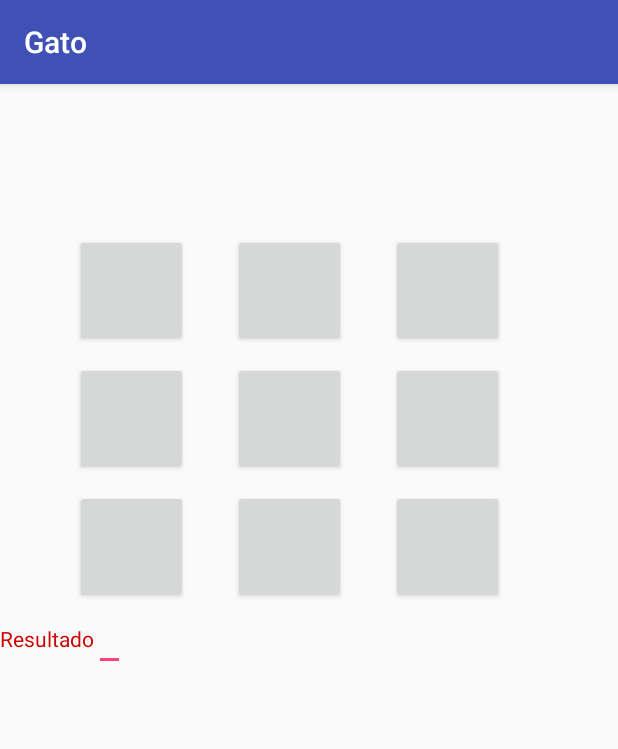
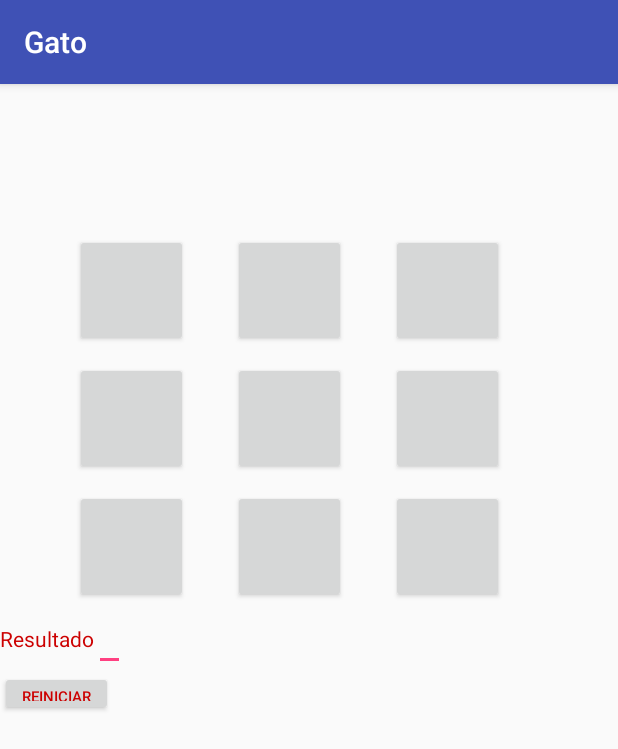
Before and after one commit to TheRaven0/Gato, an Android app: the screen it shows after launch (MainActivity), on a phone screen of 412 x 824 dp. Shown: the top 749 px of the screen. Run offline under Robolectric (Android 15) with nearby library versions, the phone set to English and light mode, and no system bars.

```diff
--- a/app/src/main/java/com/example/kevm/gato/MainActivity.java
+++ b/app/src/main/java/com/example/kevm/gato/MainActivity.java
@@ -2,12 +2,49 @@ package com.example.kevm.gato;
 
 import android.support.v7.app.AppCompatActivity;
 import android.os.Bundle;
+import android.view.View;
+import android.widget.Button;
+import android.widget.EditText;
 
-public class MainActivity extends AppCompatActivity {
+public class MainActivity extends AppCompatActivity implements View.OnClickListener{
+
+    public Button btn_1, btn_2, btn_3, btn_4, btn_5, btn_6, btn_7, btn_8, btn_9, btn_reset;
+    public int jugador, turno;
+    public EditText resultado;
 
     @Override
     protected void onCreate(Bundle savedInstanceState) {
         super.onCreate(savedInstanceState);
         setContentView(R.layout.activity_main);
+
+        resultado = (EditText)(findViewById(R.id.resultado));
+
+        btn_1 = (Button)(findViewById(R.id.btn1));
+        btn_2 = (Button)(findViewById(R.id.btn2));
+        btn_3 = (Button)(findViewById(R.id.btn3));
+        btn_4 = (Button)(findViewById(R.id.btn4));
+        btn_5 = (Button)(findViewById(R.id.btn5));
+        btn_6 = (Button)(findViewById(R.id.btn6));
+        btn_7 = (Button)(findViewById(R.id.btn7));
+        btn_8 = (Button)(findViewById(R.id.btn8));
+        btn_9 = (Button)(findViewById(R.id.btn9));
+        btn_reset = (Button)(findViewById(R.id.reset));
+
+        btn_1.setOnClickListener(this);
+        btn_2.setOnClickListener(this);
+        btn_3.setOnClickListener(this);
+        btn_4.setOnClickListener(this);
+        btn_5.setOnClickListener(this);
+        btn_6.setOnClickListener(this);
+        btn_7.setOnClickListener(this);
+        btn_8.setOnClickListener(this);
+        btn_9.setOnClickListener(this);
+        btn_reset.setOnClickListener(this);
+
+    }
+
+    @Override
+    public void onClick(View v) {
+
     }
 }
--- a/app/src/main/res/layout/activity_main.xml
+++ b/app/src/main/res/layout/activity_main.xml
@@ -114,4 +114,19 @@
 
     </LinearLayout>
 
+    <LinearLayout
+        android:layout_width="match_parent"
+        android:layout_height="wrap_content"
+        android:orientation="horizontal">
+
+        <Button
+            android:layout_width="75dp"
+            android:layout_height="30dp"
+            android:text="Reiniciar"
+            android:textSize="10dp"
+            android:textColor="@android:color/holo_red_dark"
+            android:id="@+id/reset"/>
+
+    </LinearLayout>
+
 </LinearLayout>
```
